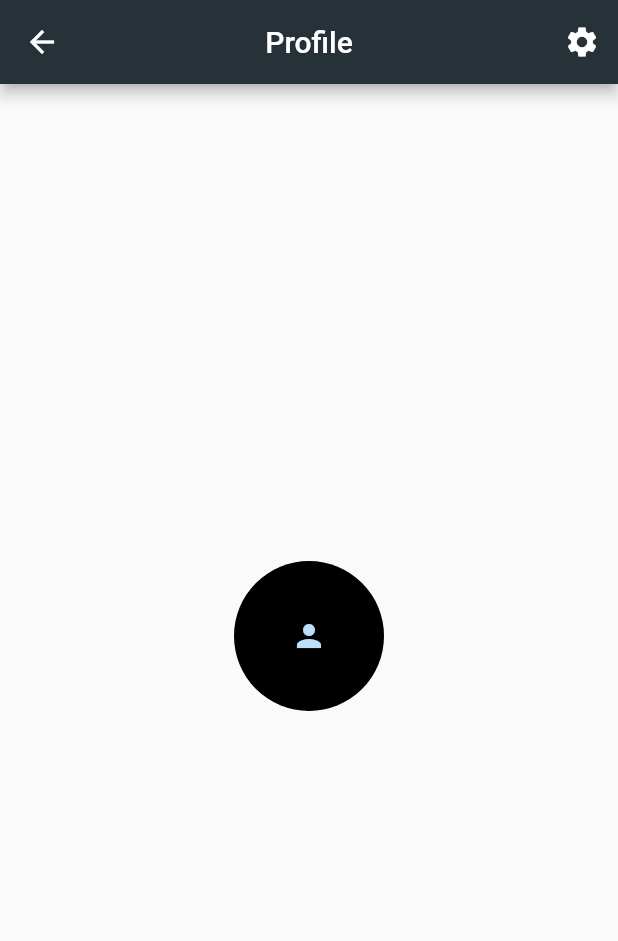
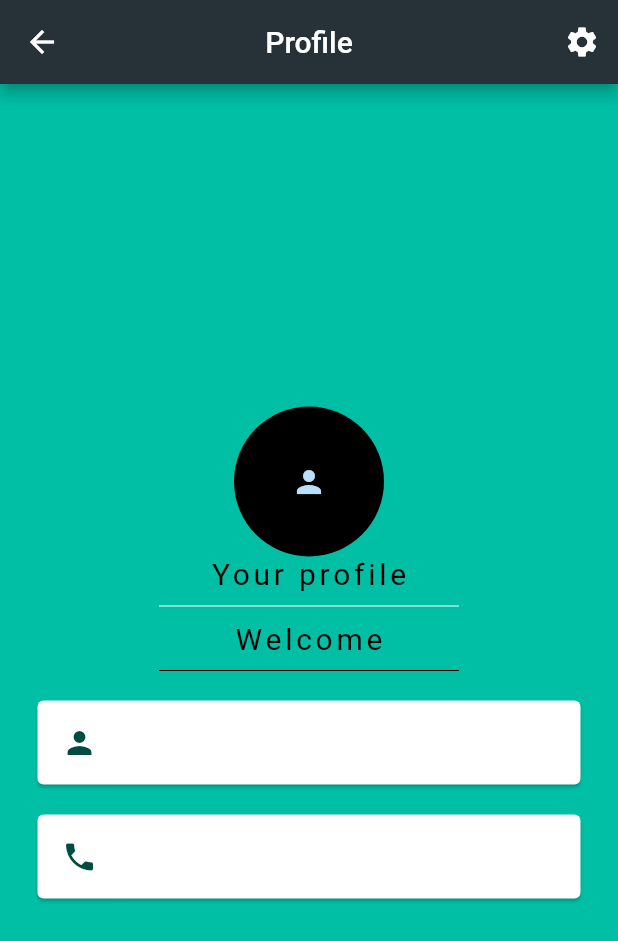
Before and after one commit to Sajid576/Share-E, a Flutter app: the ProfileScreen screen opened directly, on a phone screen of 412 x 824 dp. Shown: the top 941 px of the screen. Run offline on Flutter 3.47's test engine with Material 2 defaults, Android fonts, the phone set to English and light mode, and no system bars; our stand-ins replace carousel_pro, cloud_firestore, firebase_auth, fluttertoast, google_maps_flutter, shared_preferences; missing offline and left inert: background_location, swipedetector; accounts and stored records are empty.

Commit message:
Shared service, profile and edit profile design

```diff
--- a/lib/main.dart
+++ b/lib/main.dart
@@ -36,7 +36,7 @@
 
       home: Scaffold(
          // body: _isSignedUp ==true ? HomeScreen() : LoginScreen(),
-        body:ListViewServiceShare(),
+        body:HomeScreen(),
       ),
 
 
--- a/lib/view/EditProfile.dart
+++ b/lib/view/EditProfile.dart
@@ -14,6 +14,7 @@
   @override
   Widget build(BuildContext context) {
     return Scaffold(
+        backgroundColor: Colors.tealAccent[700],
       appBar: AppBar(
         title: Text("Edit Profile"),
         centerTitle: true,
--- a/lib/view/ProfileScreen.dart
+++ b/lib/view/ProfileScreen.dart
@@ -36,6 +36,7 @@
   @override
   Widget build(BuildContext context) {
     return Scaffold(
+      backgroundColor: Colors.tealAccent[700],
         appBar: AppBar(
           title: Text("Profile"),
           centerTitle:true,
@@ -54,11 +55,9 @@
             )
           ],
         ),
-      body:
-           Row(
-            mainAxisAlignment: MainAxisAlignment.center,
-            children: <Widget>[
-              Column(
+      body: SafeArea(
+        child: Center(
+          child: Column(
             mainAxisAlignment: MainAxisAlignment.center,
             children: <Widget>[
               CircleAvatar(
@@ -69,14 +68,66 @@
                 ),
               ),
 
-                  Text("$_profile_username"),
-                  Text("$_profile_phone_no"),
+              Text('Your profile',style: TextStyle(
+                fontSize: 20,
+                //fontFamily: 'SourceSansPro',
+                color: Colors.black,
+                letterSpacing: 2.5,
+              ),),
+              SizedBox(
+                height: 20.0,
+                width: 200,
+                child: Divider(
+                  color: Colors.white,
+                ),
+              ),
+              Text('Welcome',style: TextStyle(
+                fontSize: 20,
+                //fontFamily: 'SourceSansPro',
+                color: Colors.black,
+                letterSpacing: 2.5,
+              ),),
+              SizedBox(
+                height: 20.0,
+                width: 200,
+                child: Divider(
+                  color: Colors.black,
+                ),
+              ),
+              Card(
+                  color: Colors.white,
+                  margin:
+                  EdgeInsets.symmetric(vertical: 10.0, horizontal: 25.0),
+                  child: ListTile(
+                    leading: Icon(
+                      Icons.person,
+                      color: Colors.teal[900],
+                    ),
+                    title: Text(
+                      "$_profile_username",
+                      style:
+                      TextStyle( fontSize: 20.0),
+                    ),
+                  )),
+              Card(
+                  color: Colors.white,
+                  margin:
+                  EdgeInsets.symmetric(vertical: 10.0, horizontal: 25.0),
+                  child: ListTile(
+                    leading: Icon(
+                      Icons.phone,
+                      color: Colors.teal[900],
+                    ),
+                    title: Text(
+                      "$_profile_phone_no",
+                      style:
+                      TextStyle( fontSize: 20.0),
+                    ),
+                  )),
             ],
 
           ),
-
-
-            ],
+             ),
       ),
 
 
```
Also changed, not shown: lib/view/ListViewServiceShare.dart (+90 -10 lines). Lines whose indentation alone changed are shown as unchanged.
